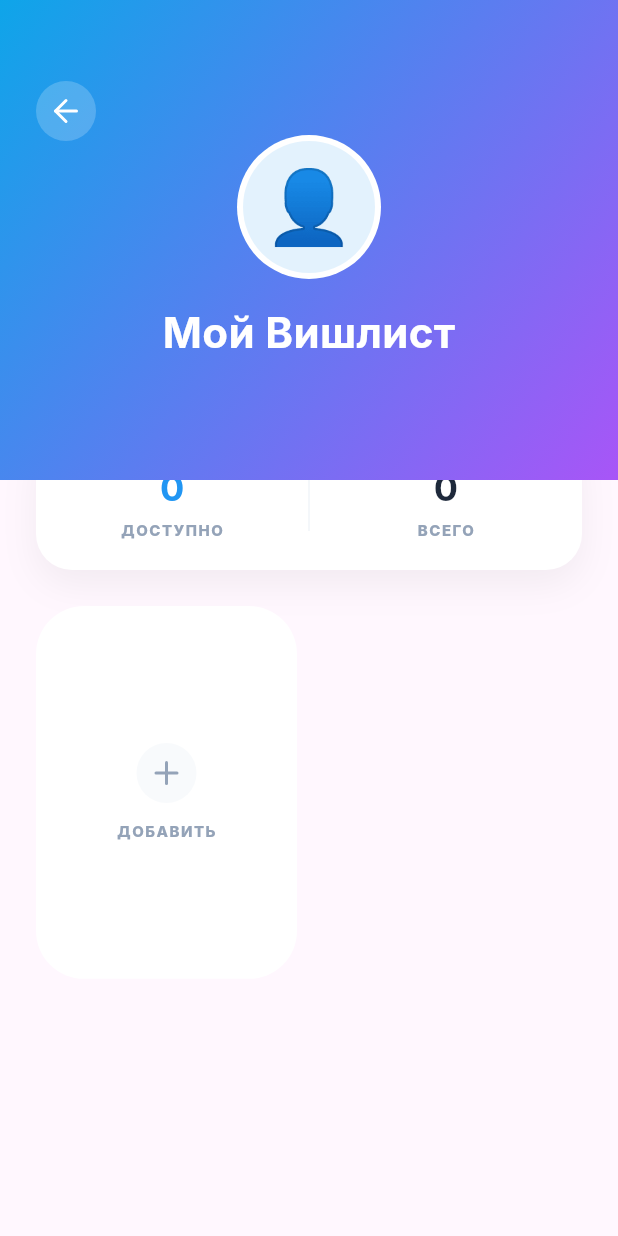
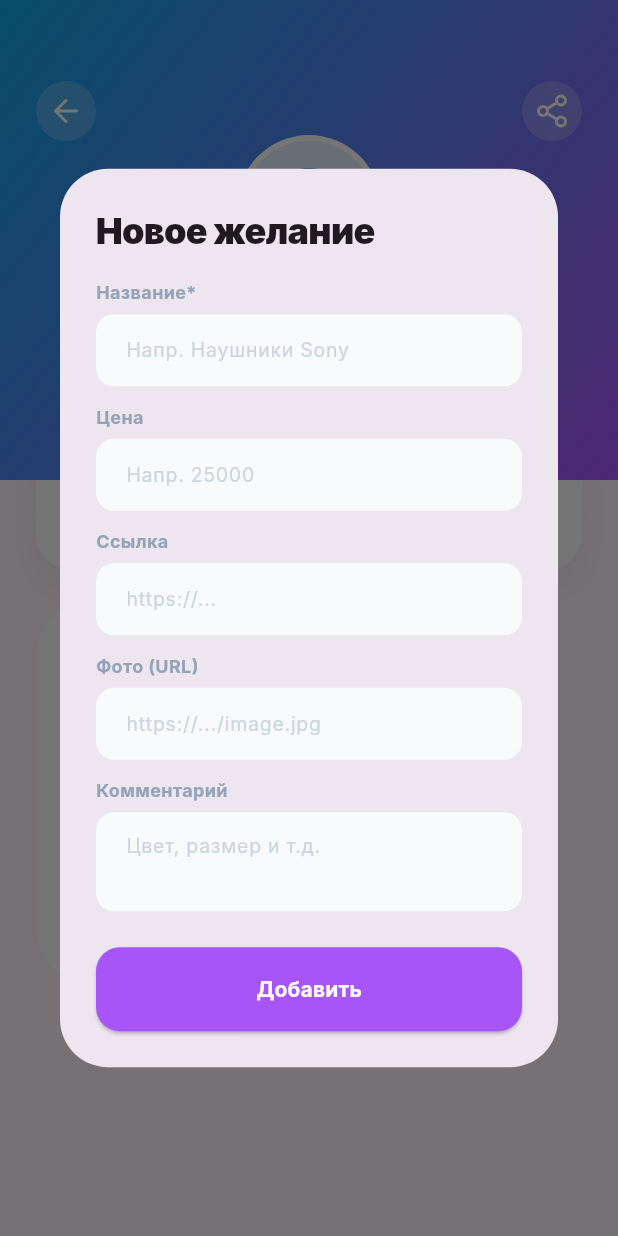
Before and after one commit to IlgamAbiu/wishlins-miniapp, a Flutter app: the EventDetailView widget shown alone on an empty page, opened directly with empty values, after a tap on "ДОБАВИТЬ", on a phone screen of 412 x 824 dp. Run offline on Flutter 3.47's test engine with Material 3 defaults, Android fonts, the phone set to English and light mode, and no system bars; our stand-ins replace cached_network_image, dio, equatable, flutter_bloc, lucide_icons; missing offline and left inert: telegram_web_app; network calls fail; Roboto replaces fonts that are missing (Inter).

Commit message:
Feature: Full CRUD functionality for events and wishes in Flutter app

```diff
--- a/wishlist_app/lib/blocs/wishlist_event.dart
+++ b/wishlist_app/lib/blocs/wishlist_event.dart
@@ -29,4 +29,32 @@ class CreateEventRequested extends WishlistEvent {
   CreateEventRequested({required this.title, this.date, this.description});
 }
 
+class DeleteEventRequested extends WishlistEvent {
+  final int eventId;
+  DeleteEventRequested(this.eventId);
+}
+
+class AddWishRequested extends WishlistEvent {
+  final int eventId;
+  final Map<String, dynamic> wishData;
+  AddWishRequested({required this.eventId, required this.wishData});
+}
+
+class UpdateWishRequested extends WishlistEvent {
+  final int wishId;
+  final Map<String, dynamic> wishData;
+  UpdateWishRequested({required this.wishId, required this.wishData});
+}
+
+class DeleteWishRequested extends WishlistEvent {
+  final int wishId;
+  DeleteWishRequested(this.wishId);
+}
+
+class ToggleWishBooking extends WishlistEvent {
+  final int wishId;
+  final bool isBooked;
+  ToggleWishBooking({required this.wishId, required this.isBooked});
+}
+
 class BackToList extends WishlistEvent {}
--- a/wishlist_app/lib/widgets/event_detail_view.dart
+++ b/wishlist_app/lib/widgets/event_detail_view.dart
@@ -7,6 +7,7 @@ import '../models/user.dart';
 import '../blocs/wishlist_bloc.dart';
 import '../blocs/wishlist_event.dart';
 import 'wish_card_widget.dart';
+import 'wish_dialog.dart';
 
 class EventDetailView extends StatelessWidget {
   final Event event;
@@ -46,6 +47,23 @@ class EventDetailView extends StatelessWidget {
                   style: IconButton.styleFrom(backgroundColor: Colors.white.withOpacity(0.2)),
                 ),
               ),
+              // Share Button
+              Positioned(
+                top: 50,
+                right: 20,
+                child: IconButton(
+                  onPressed: () {
+                    final shareUrl = 'https://t.me/share/url?url=https://wishlist.splittrip.ru/%23/event/${event.id}&text=Посмотри мой вишлист на ${event.title}! ✨';
+                    // In Flutter Web we can use url_launcher or JS interop
+                    // For now, let's just use Telegram JS API if available
+                    try {
+                      // Using Window.open or similar
+                    } catch (_) {}
+                  },
+                  icon: const Icon(LucideIcons.share2, color: Colors.white),
+                  style: IconButton.styleFrom(backgroundColor: Colors.white.withOpacity(0.2)),
+                ),
+              ),
               // Content
               Positioned.fill(
                 child: Padding(
@@ -66,7 +84,7 @@ class EventDetailView extends StatelessWidget {
                       ),
                       const SizedBox(height: 16),
                       Text(
-                        isOwner ? 'Мой Вишлист' : '${event.owner?.firstName ?? 'Unknown'}\'s Wishlist',
+                        isOwner ? 'Мой Вишлист' : '${event.owner?.firstName ?? 'Друг'}\'s Wishlist',
                         style: const TextStyle(color: Colors.white, fontSize: 28, fontWeight: FontWeight.bold),
                       ),
                       const SizedBox(height: 8),
@@ -123,7 +141,7 @@ class EventDetailView extends StatelessWidget {
                     itemCount: wishes.length + (isOwner ? 1 : 0),
                     itemBuilder: (context, index) {
                       if (isOwner && index == wishes.length) {
-                        return _buildAddButton();
+                        return _buildAddButton(context);
                       }
                       return WishCardWidget(wish: wishes[index], isOwner: isOwner, currentUserId: user.id);
                     },
@@ -149,17 +167,28 @@ class EventDetailView extends StatelessWidget {
     );
   }
 
-  Widget _buildAddButton() {
+  Widget _buildAddButton(BuildContext context) {
     return Container(
       decoration: BoxDecoration(
         color: Colors.white,
         borderRadius: BorderRadius.circular(32),
-        border: Border.all(color: const Color(0xfff1f5f9), width: 2, style: BorderStyle.none), // Wait, dashed border needs custom painter in Flutter
       ),
       child: Material(
         color: Colors.transparent,
         child: InkWell(
-          onTap: () {},
+          onTap: () {
+            showDialog(
+              context: context,
+              builder: (dialogContext) => WishDialog(
+                onSave: (data) {
+                  context.read<WishlistBloc>().add(AddWishRequested(
+                    eventId: event.id,
+                    wishData: data,
+                  ));
+                },
+              ),
+            );
+          },
           borderRadius: BorderRadius.circular(32),
           child: Column(
             mainAxisAlignment: MainAxisAlignment.center,
--- /dev/null
+++ b/wishlist_app/lib/widgets/wish_dialog.dart
@@ -0,0 +1,106 @@
+import 'package:flutter/material.dart';
+
+class WishDialog extends StatefulWidget {
+  final Map<String, dynamic>? initialData;
+  final Function(Map<String, dynamic> data) onSave;
+
+  const WishDialog({super.key, this.initialData, required this.onSave});
+
+  @override
+  State<WishDialog> createState() => _WishDialogState();
+}
+
+class _WishDialogState extends State<WishDialog> {
+  late TextEditingController _titleController;
+  late TextEditingController _priceController;
+  late TextEditingController _urlController;
+  late TextEditingController _commentController;
+  late TextEditingController _imageUrlController;
+
+  @override
+  void initState() {
+    super.initState();
+    _titleController = TextEditingController(text: widget.initialData?['title']);
+    _priceController = TextEditingController(text: widget.initialData?['price']?.toString());
+    _urlController = TextEditingController(text: widget.initialData?['url']);
+    _commentController = TextEditingController(text: widget.initialData?['comment']);
+    _imageUrlController = TextEditingController(text: widget.initialData?['image_url']);
+  }
+
+  @override
+  Widget build(BuildContext context) {
+    return Dialog(
+      shape: RoundedRectangleBorder(borderRadius: BorderRadius.circular(32)),
+      child: SingleChildScrollView(
+        child: Padding(
+          padding: const EdgeInsets.all(24.0),
+          child: Column(
+            mainAxisSize: MainAxisSize.min,
+            crossAxisAlignment: CrossAxisAlignment.start,
+            children: [
+              Text(
+                widget.initialData == null ? 'Новое желание' : 'Редактировать',
+                style: const TextStyle(fontSize: 24, fontWeight: FontWeight.w900, letterSpacing: -0.5),
+              ),
+              const SizedBox(height: 16),
+              _buildField('Название*', _titleController, 'Напр. Наушники Sony'),
+              const SizedBox(height: 12),
+              _buildField('Цена', _priceController, 'Напр. 25000', keyboardType: TextInputType.number),
+              const SizedBox(height: 12),
+              _buildField('Ссылка', _urlController, 'https://...'),
+              const SizedBox(height: 12),
+              _buildField('Фото (URL)', _imageUrlController, 'https://.../image.jpg'),
+              const SizedBox(height: 12),
+              _buildField('Комментарий', _commentController, 'Цвет, размер и т.д.', maxLines: 2),
+              const SizedBox(height: 24),
+              ElevatedButton(
+                onPressed: () {
+                  if (_titleController.text.isNotEmpty) {
+                    widget.onSave({
+                      'title': _titleController.text,
+                      'price': double.tryParse(_priceController.text),
+                      'url': _urlController.text,
+                      'image_url': _imageUrlController.text,
+                      'comment': _commentController.text,
+                    });
+                    Navigator.pop(context);
+                  }
+                },
+                style: ElevatedButton.styleFrom(
+                  minimumSize: const Size(double.infinity, 56),
+                  backgroundColor: const Color(0xffa855f7),
+                  shape: RoundedRectangleBorder(borderRadius: BorderRadius.circular(16)),
+                ),
+                child: Text(widget.initialData == null ? 'Добавить' : 'Сохранить', style: const TextStyle(color: Colors.white, fontWeight: FontWeight.bold)),
+              ),
+            ],
+          ),
+        ),
+      ),
+    );
+  }
+
+  Widget _buildField(String label, TextEditingController controller, String hint, {int maxLines = 1, TextInputType? keyboardType}) {
+    return Column(
+      crossAxisAlignment: CrossAxisAlignment.start,
+      children: [
+        Text(label, style: const TextStyle(fontSize: 12, fontWeight: FontWeight.bold, color: Color(0xff94a3b8))),
+        const SizedBox(height: 6),
+        TextField(
+          controller: controller,
+          maxLines: maxLines,
+          keyboardType: keyboardType,
+          style: const TextStyle(fontSize: 14),
+          decoration: InputDecoration(
+            hintText: hint,
+            hintStyle: const TextStyle(color: Color(0xffcbd5e1), fontSize: 13),
+            filled: true,
+            fillColor: const Color(0xfff8fafc),
+            border: OutlineInputBorder(borderRadius: BorderRadius.circular(12), borderSide: BorderSide.none),
+            contentPadding: const EdgeInsets.symmetric(horizontal: 16, vertical: 12),
+          ),
+        ),
+      ],
+    );
+  }
+}
```
Also changed, not shown: wishlist_app/lib/blocs/wishlist_bloc.dart (+60 -1 lines), wishlist_app/lib/widgets/event_dialog.dart (added, +79 -0 lines), wishlist_app/lib/widgets/events_list_view.dart (+15 -1 lines), wishlist_app/lib/widgets/landing_view.dart (+19 -1 lines), wishlist_app/lib/widgets/wish_card_widget.dart (+78 -14 lines).
